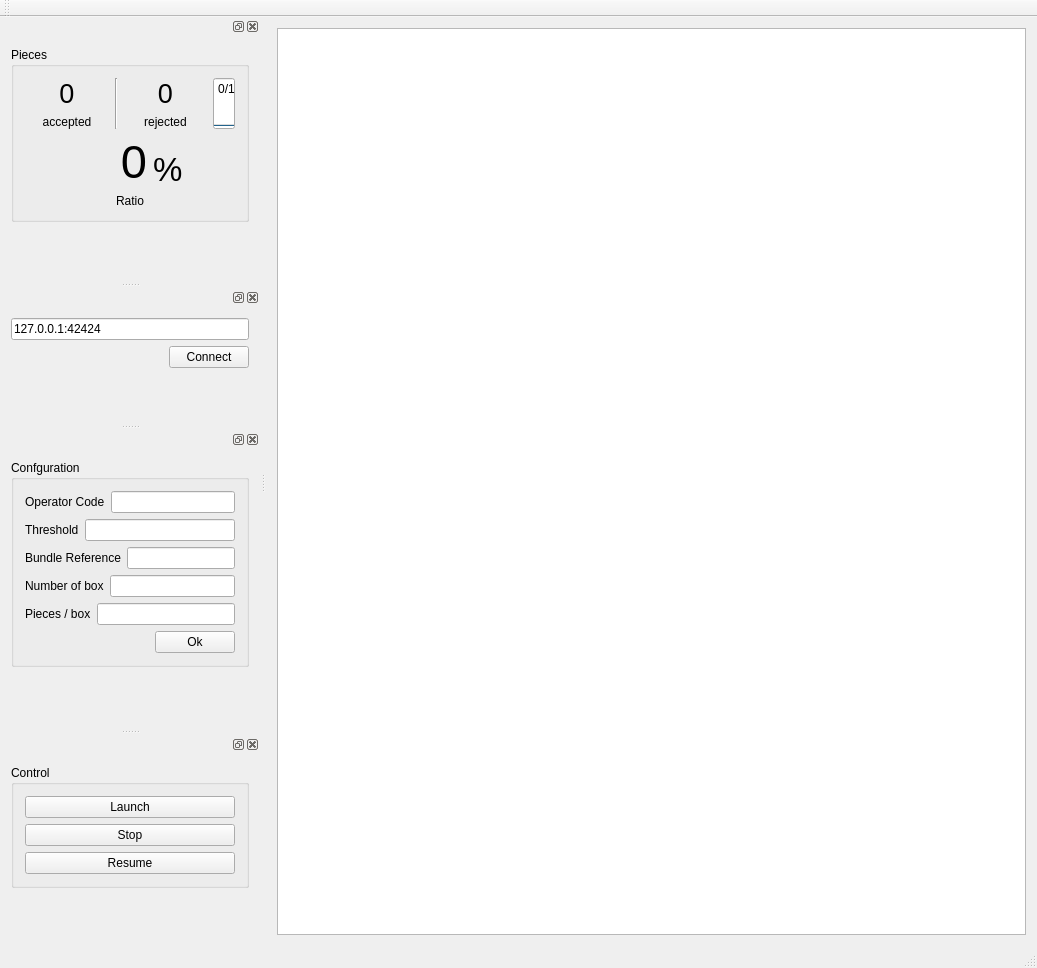
Before: the Qt Designer form WindowClient/mainwindow.ui in modSquad/cmmai, drawn with Qt 5.
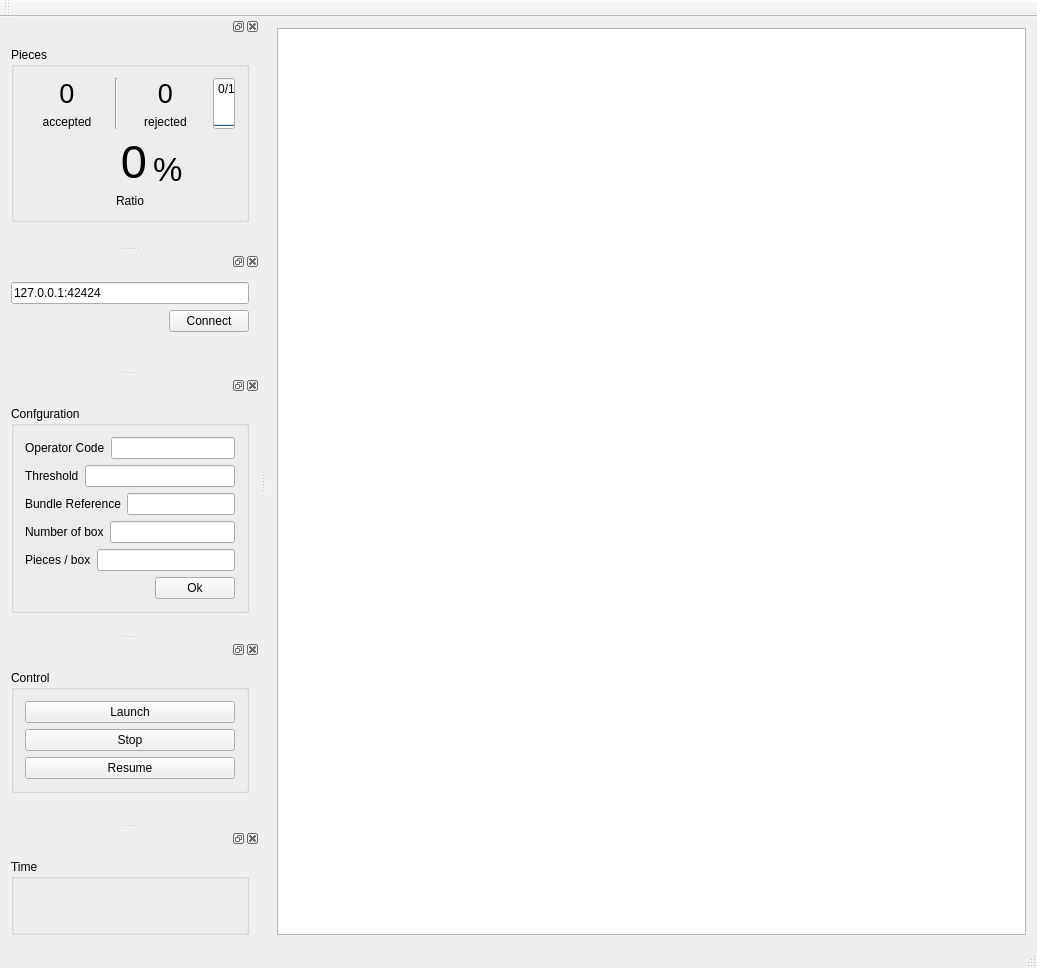
After: the same form once the commit is applied.

Commit message: ajout de l'heure \o/

```diff
--- a/WindowClient/mainwindow.ui
+++ b/WindowClient/mainwindow.ui
@@ -509,6 +509,36 @@
     </layout>
    </widget>
   </widget>
+  <widget class="QDockWidget" name="timeDock">
+   <attribute name="dockWidgetArea">
+    <number>1</number>
+   </attribute>
+   <widget class="QWidget" name="timeWidget">
+    <layout class="QGridLayout" name="gridLayout_7">
+     <item row="0" column="0">
+      <widget class="QGroupBox" name="timeLayout">
+       <property name="title">
+        <string>Time</string>
+       </property>
+       <layout class="QGridLayout" name="gridLayout_8">
+        <item row="0" column="0">
+         <widget class="QLabel" name="time">
+          <property name="font">
+           <font>
+            <pointsize>20</pointsize>
+           </font>
+          </property>
+          <property name="text">
+           <string/>
+          </property>
+         </widget>
+        </item>
+       </layout>
+      </widget>
+     </item>
+    </layout>
+   </widget>
+  </widget>
   <action name="actionConnect">
    <property name="text">
     <string>Connect</string>
```
The commit also changes 2 other files.
